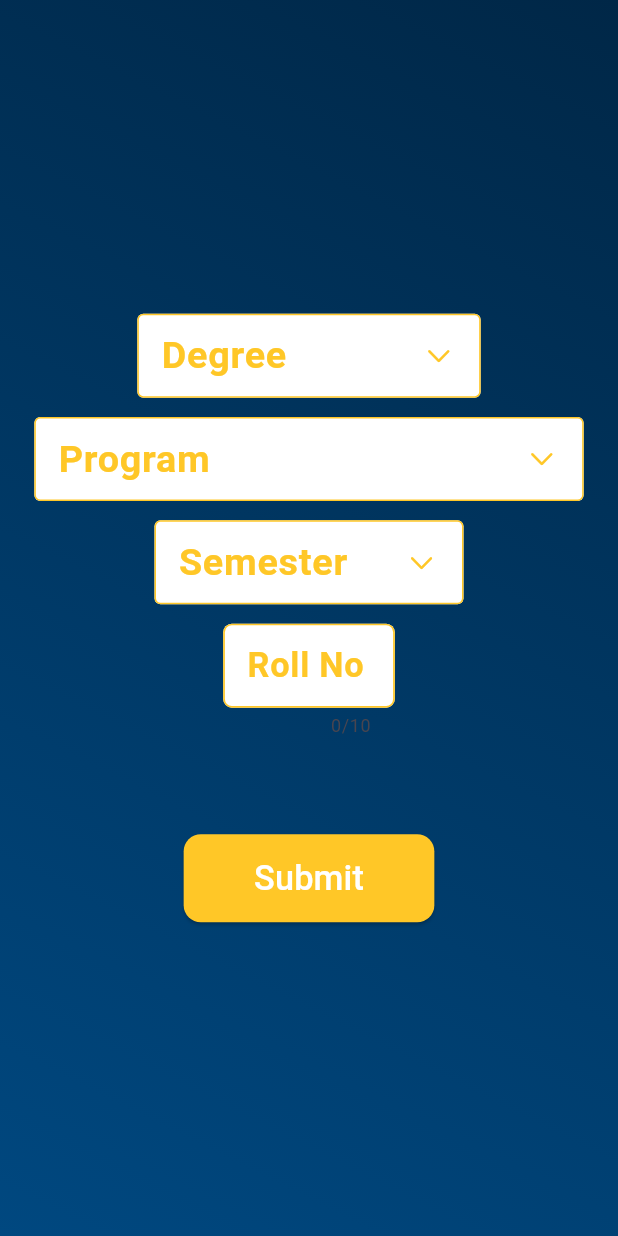
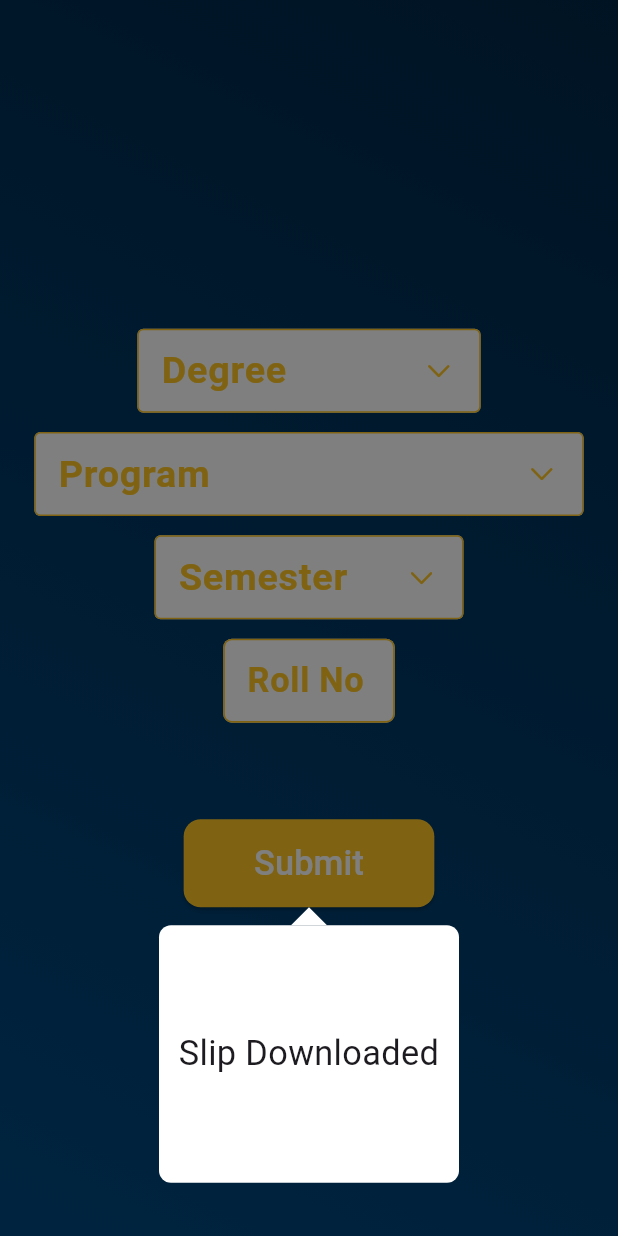
Before and after one commit to Faizan-glitch-os/student_potal_aup, a Flutter app: the RenewalSlipScreen screen opened directly, after a tap on "Submit", on a phone screen of 412 x 824 dp. Run offline on Flutter 3.47's test engine with Material 3 defaults, Android fonts, the phone set to English and light mode, and no system bars; our stand-ins replace animated_splash_screen, flutter_screenutil, lottie, page_transition, popover; project files that could hold a hidden picture were left out.

Commit message:
submit button working

```diff
--- a/lib/list_programs_arrays.dart
+++ b/lib/list_programs_arrays.dart
@@ -1,3 +1,27 @@
+List<String> degrees = [
+  'Bachelors',
+  'Masters',
+  'M.Sc (Hons)',
+  'M.Phil',
+  'MS',
+  'Ph.D',
+  'Diploma',
+];
+List<String> semesterNo = [
+  '1',
+  '2',
+  '3',
+  '4',
+  '5',
+  '6',
+  '7',
+  '8',
+  '9',
+  '10',
+  '11',
+  '12'
+];
+
 List<String> bachelorsList = [
   'Agribusiness Management',
   'Agricultural & Applied Economics',
--- a/lib/renewal_slip_screen.dart
+++ b/lib/renewal_slip_screen.dart
@@ -19,29 +19,6 @@ class RenewalSlipScreen extends StatefulWidget {
 
 class _RenewalSlipScreenState extends State<RenewalSlipScreen> {
   var selectedProgram = ['select the degree first'];
-  final List<String> degrees = [
-    'Bachelors',
-    'Masters',
-    'M.Sc (Hons)',
-    'M.Phil',
-    'MS',
-    'Ph.D',
-    'Diploma',
-  ];
-  final List<String> semesterNo = [
-    '1',
-    '2',
-    '3',
-    '4',
-    '5',
-    '6',
-    '7',
-    '8',
-    '9',
-    '10',
-    '11',
-    '12'
-  ];
 
   void SetSelectedProgram(String selectedDegree) {
     if (selectedDegree == 'Bachelors') {
--- a/lib/submit_button_widget.dart
+++ b/lib/submit_button_widget.dart
@@ -1,6 +1,7 @@
 import 'package:flutter/material.dart';
 
 import 'package:flutter_screenutil/flutter_screenutil.dart';
+import 'package:popover/popover.dart';
 
 class SubmitButtonWidget extends StatelessWidget {
   const SubmitButtonWidget({
@@ -20,7 +21,29 @@ class SubmitButtonWidget extends StatelessWidget {
             const Color.fromRGBO(255, 199, 39, 1),
           ),
           foregroundColor: WidgetStateProperty.all(Colors.white)),
-      onPressed: () {},
+      onPressed: () {
+        showPopover(
+          context: context,
+          bodyBuilder: (context) => InkWell(
+            onTap: () {
+              Navigator.of(context)
+                ..pop()
+                ..pop();
+            },
+            child: SizedBox(
+              height: 150.w,
+              width: 150.w,
+              child: Center(
+                child: Text(
+                  textAlign: TextAlign.center,
+                  'Slip Downloaded',
+                  style: TextStyle(fontSize: 20.sp),
+                ),
+              ),
+            ),
+          ),
+        );
+      },
       child: Padding(
         padding: EdgeInsets.symmetric(horizontal: 20.w, vertical: 10.h),
         child: Text(
--- a/lib/text_field_widget.dart
+++ b/lib/text_field_widget.dart
@@ -16,9 +16,9 @@ class TextFieldWidget extends StatelessWidget {
   @override
   Widget build(BuildContext context) {
     return TextField(
+      textAlign: TextAlign.center,
       controller: textController,
       keyboardType: keyboardType,
-      maxLength: 10,
       decoration: InputDecoration(
         label: Text(
           label,
--- a/pubspec.yaml
+++ b/pubspec.yaml
@@ -38,6 +38,7 @@ dependencies:
   lottie: ^3.1.2
   animated_splash_screen: ^1.3.0
   flutter_screenutil: ^5.9.3
+  popover: ^0.3.0+1
 
 dev_dependencies:
   flutter_test:
```
Also changed, not shown: lib/deposit_slip_screen.dart (+129 -2 lines), lib/show_pop_over.dart (added, +28 -0 lines), pubspec.lock.
